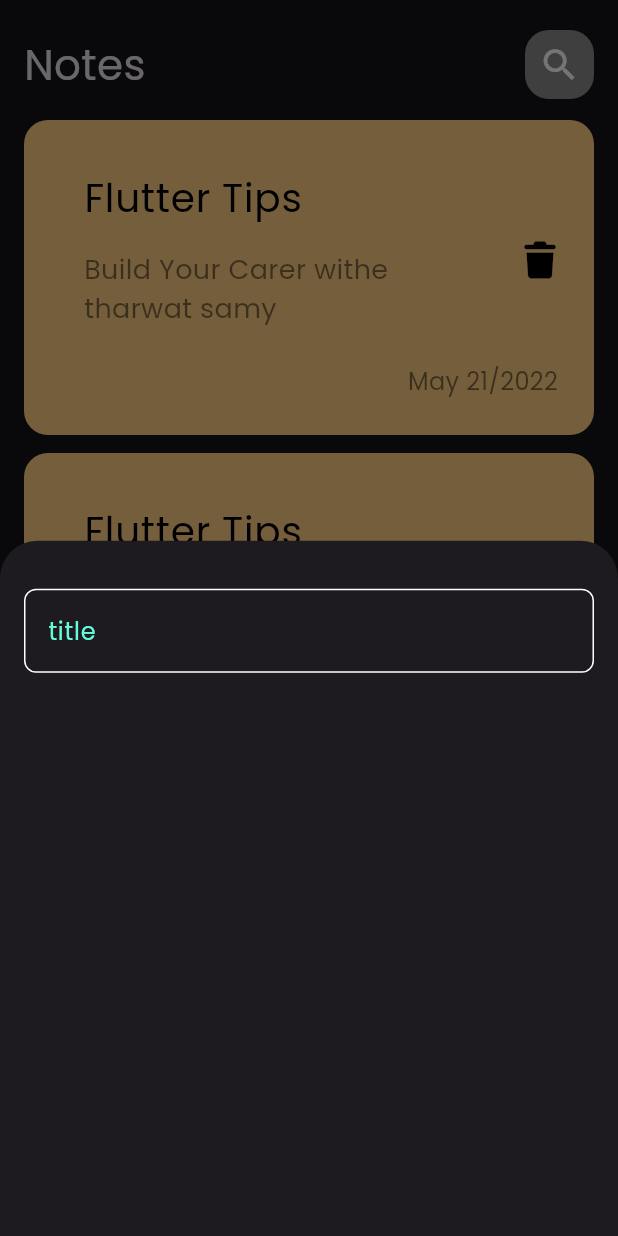
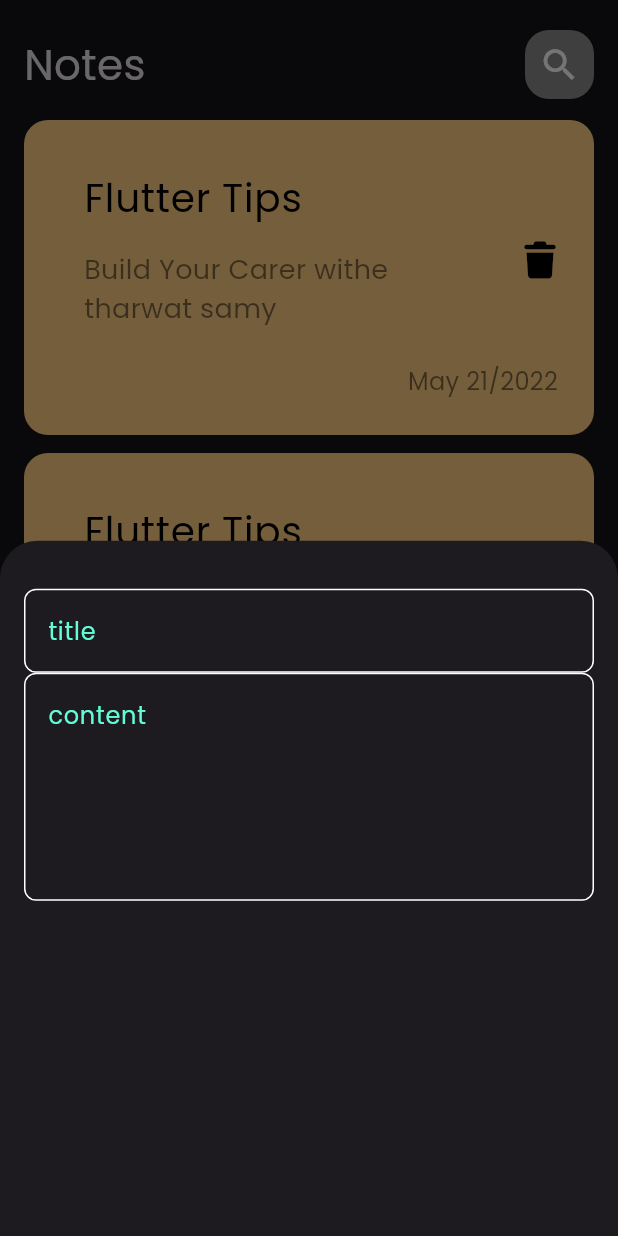
Before and after one commit to Mostafa-ragab-taha/nots_app, a Flutter app: the screen it shows after launch, after a tap on the "add" icon, on a phone screen of 412 x 824 dp. Run offline on Flutter 3.47's test engine with Material 3 defaults, Android fonts, the phone set to English and light mode, and no system bars; our stand-ins replace font_awesome_flutter.

Commit message:
add field to bottom sheet

```diff
--- a/lib/views/widgets/add_note_bottom_sheet.dart
+++ b/lib/views/widgets/add_note_bottom_sheet.dart
@@ -1,18 +1,21 @@
 import 'package:flutter/material.dart';
 import 'package:nots_app/views/widgets/custom_text_field.dart';
 
-class ShowModalBottomSheet extends StatelessWidget
-{
+class ShowModalBottomSheet extends StatelessWidget {
   const ShowModalBottomSheet();
   @override
   Widget build(BuildContext context) {
-
     return Padding(
       padding: const EdgeInsets.symmetric(horizontal: 16),
       child: Column(
         children: [
-          SizedBox(height: 32,),
-          CustomTextField(),],),
+          SizedBox(
+            height: 32,
+          ),
+          CustomTextField(hintText: "title",maxLines: 1,),
+          CustomTextField(hintText: "content",maxLines: 5,),
+        ],
+      ),
     );
   }
 }
--- a/lib/views/widgets/custom_text_field.dart
+++ b/lib/views/widgets/custom_text_field.dart
@@ -2,13 +2,18 @@ import 'package:flutter/material.dart';
 import 'package:nots_app/constants.dart';
 
 class CustomTextField extends StatelessWidget {
+  CustomTextField({required this.hintText , this.maxLines = 1});
+  final String hintText;
+  final int maxLines;
   @override
   Widget build(BuildContext context) {
     return TextField(
+
       cursorColor: kPrimaryColor,
+      maxLines: maxLines,
+      decoration: InputDecoration(
+        hintText: hintText,
 
-      decoration: InputDecoration(
-        hintText: "title",
         hintStyle: TextStyle(color: kPrimaryColor,),
         border: buildBorder(),
         enabledBorder: buildBorder(),
```
